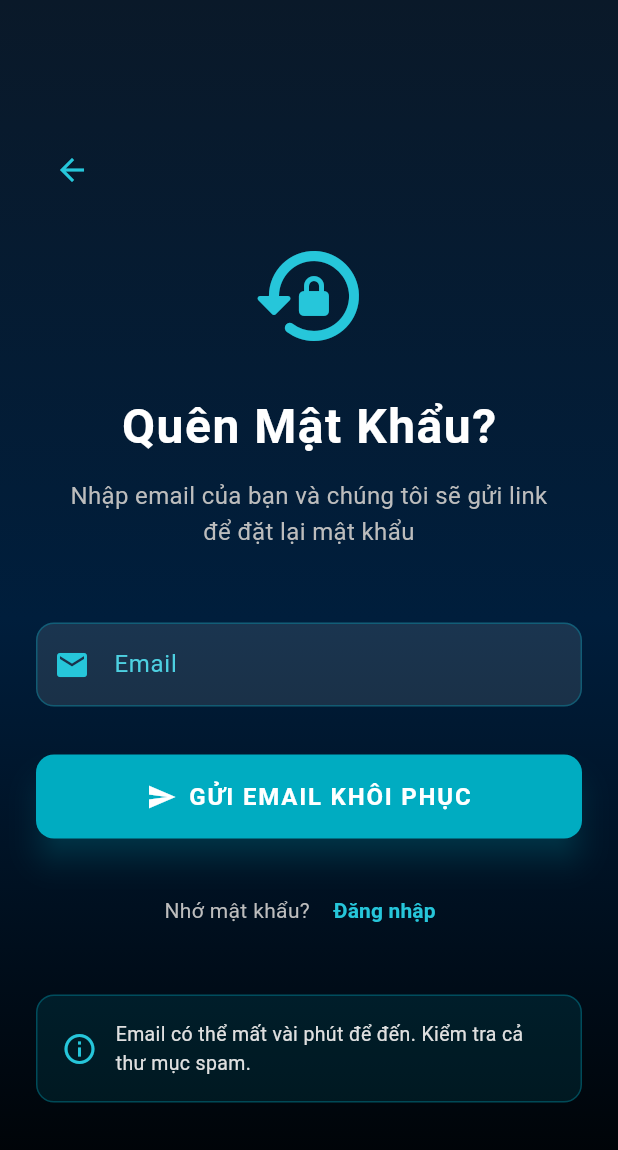
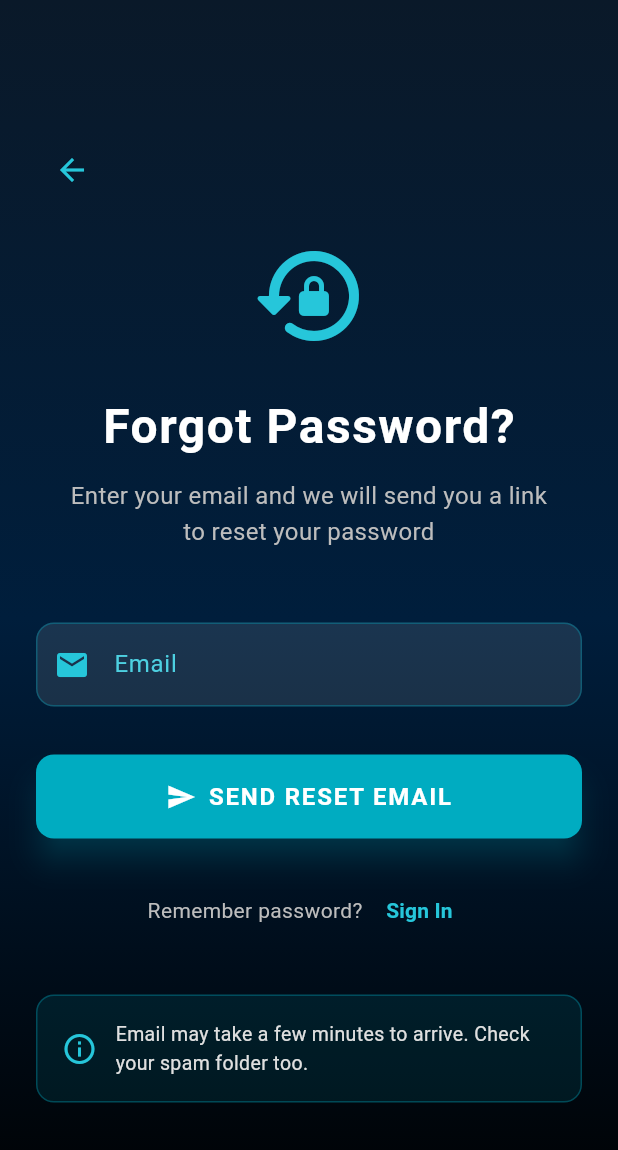
Before and after one commit to HaoMiu2512/flutter_movie_app, a Flutter app: the ForgotPasswordPage screen opened directly, on a phone screen of 412 x 824 dp. Shown: the top 1150 px of the screen. Run offline on Flutter 3.47's test engine with Material 3 defaults, Android fonts, the phone set to English and light mode, and no system bars; our stand-ins replace carousel_slider, firebase_auth, firebase_core, fluttertoast, font_awesome_flutter, youtube_player_flutter; accounts and stored records are empty.

Commit message:
update english

```diff
--- a/lib/LoginPage/forgot_password_page.dart
+++ b/lib/LoginPage/forgot_password_page.dart
@@ -35,7 +35,7 @@ class _ForgotPasswordPageState extends State<ForgotPasswordPage> {
           ScaffoldMessenger.of(context).showSnackBar(
             SnackBar(
               content: const Text(
-                'Email khôi phục mật khẩu đã được gửi!\nVui lòng kiểm tra hộp thư của bạn.',
+                'Password reset email has been sent!\nPlease check your inbox.',
               ),
               backgroundColor: Colors.green[600],
               duration: const Duration(seconds: 4),
@@ -113,7 +113,7 @@ class _ForgotPasswordPageState extends State<ForgotPasswordPage> {
 
                     // Title
                     Text(
-                      'Quên Mật Khẩu?',
+                      'Forgot Password?',
                       style: TextStyle(
                         fontSize: 32,
                         fontWeight: FontWeight.bold,
@@ -127,7 +127,7 @@ class _ForgotPasswordPageState extends State<ForgotPasswordPage> {
                     Padding(
                       padding: const EdgeInsets.symmetric(horizontal: 20),
                       child: Text(
-                        'Nhập email của bạn và chúng tôi sẽ gửi link để đặt lại mật khẩu',
+                        'Enter your email and we will send you a link to reset your password',
                         textAlign: TextAlign.center,
                         style: TextStyle(
                           fontSize: 16,
@@ -170,11 +170,11 @@ class _ForgotPasswordPageState extends State<ForgotPasswordPage> {
                       ),
                       validator: (value) {
                         if (value == null || value.isEmpty) {
-                          return 'Vui lòng nhập email';
+                          return 'Please enter email';
                         }
                         if (!RegExp(r'^[\w-\.]+@([\w-]+\.)+[\w-]{2,4}$')
                             .hasMatch(value)) {
-                          return 'Email không hợp lệ';
+                          return 'Invalid email address';
                         }
                         return null;
                       },
@@ -213,7 +213,7 @@ class _ForgotPasswordPageState extends State<ForgotPasswordPage> {
                                   Icon(Icons.send, size: 20),
                                   const SizedBox(width: 8),
                                   Text(
-                                    'GỬI EMAIL KHÔI PHỤC',
+                                    'SEND RESET EMAIL',
                                     style: TextStyle(
                                       fontSize: 16,
                                       fontWeight: FontWeight.bold,
@@ -231,13 +231,13 @@ class _ForgotPasswordPageState extends State<ForgotPasswordPage> {
                       mainAxisAlignment: MainAxisAlignment.center,
                       children: [
                         Text(
-                          'Nhớ mật khẩu? ',
+                          'Remember password? ',
                           style: TextStyle(color: Colors.grey[400]),
                         ),
                         TextButton(
                           onPressed: () => Navigator.pop(context),
                           child: Text(
-                            'Đăng nhập',
+                            'Sign In',
                             style: TextStyle(
                               color: Colors.cyan[400],
                               fontWeight: FontWeight.bold,
@@ -270,7 +270,7 @@ class _ForgotPasswordPageState extends State<ForgotPasswordPage> {
                           const SizedBox(width: 12),
                           Expanded(
                             child: Text(
-                              'Email có thể mất vài phút để đến. Kiểm tra cả thư mục spam.',
+                              'Email may take a few minutes to arrive. Check your spam folder too.',
                               style: TextStyle(
                                 color: Colors.grey[300],
                                 fontSize: 13,
--- a/lib/LoginPage/register_page.dart
+++ b/lib/LoginPage/register_page.dart
@@ -47,7 +47,7 @@ class _RegisterPageState extends State<RegisterPage> {
           // Show success message
           ScaffoldMessenger.of(context).showSnackBar(
             SnackBar(
-              content: const Text('Đăng ký thành công!'),
+              content: const Text('Registration successful!'),
               backgroundColor: Colors.green[600],
               duration: const Duration(seconds: 2),
             ),
--- a/lib/services/auth_service.dart
+++ b/lib/services/auth_service.dart
@@ -60,27 +60,27 @@ class AuthService {
   String _handleAuthException(FirebaseAuthException e) {
     switch (e.code) {
       case 'user-not-found':
-        return 'Không tìm thấy tài khoản với email này.';
+        return 'No account found with this email.';
       case 'wrong-password':
-        return 'Mật khẩu không chính xác.';
+        return 'Incorrect password.';
       case 'email-already-in-use':
-        return 'Email này đã được sử dụng.';
+        return 'This email is already in use.';
       case 'invalid-email':
-        return 'Email không hợp lệ.';
+        return 'Invalid email address.';
       case 'weak-password':
-        return 'Mật khẩu quá yếu. Vui lòng chọn mật khẩu mạnh hơn.';
+        return 'Password is too weak. Please choose a stronger password.';
       case 'operation-not-allowed':
-        return 'Chức năng này chưa được kích hoạt.';
+        return 'This operation is not allowed.';
       case 'user-disabled':
-        return 'Tài khoản này đã bị vô hiệu hóa.';
+        return 'This account has been disabled.';
       case 'too-many-requests':
-        return 'Quá nhiều yêu cầu. Vui lòng thử lại sau.';
+        return 'Too many requests. Please try again later.';
       case 'network-request-failed':
-        return 'Lỗi kết nối mạng. Vui lòng kiểm tra kết nối internet.';
+        return 'Network connection error. Please check your internet connection.';
       case 'invalid-credential':
-        return 'Thông tin đăng nhập không hợp lệ.';
+        return 'Invalid credentials.';
       default:
-        return 'Đã xảy ra lỗi: ${e.message ?? e.code}';
+        return 'An error occurred: ${e.message ?? e.code}';
     }
   }
 
```
